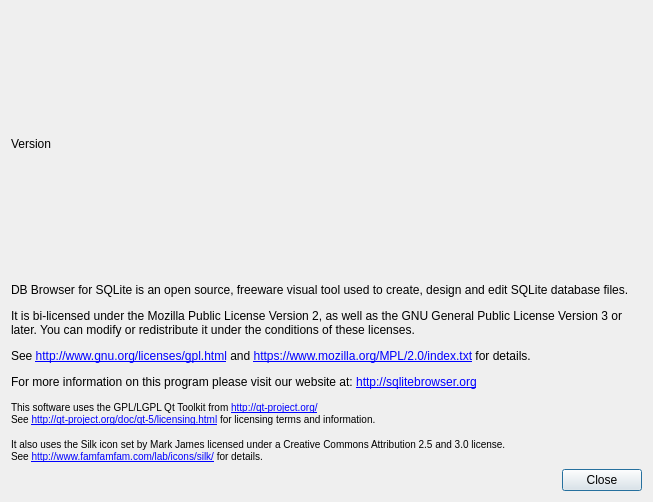
Before: the Qt Designer form src/AboutDialog.ui in TeLLie/sqlitebrowser-os2, drawn with Qt 5.
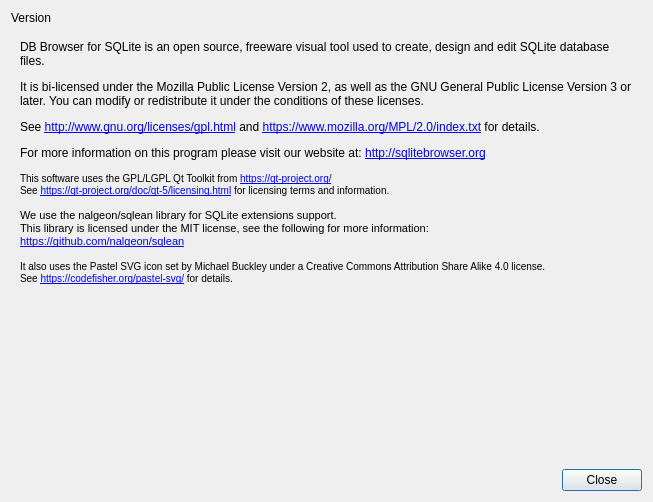
After: the same form once the commit is applied. Icons and pictures are not drawn.

The edit to the form file:
```diff
--- a/src/AboutDialog.ui
+++ b/src/AboutDialog.ui
@@ -20,32 +20,17 @@
   <property name="sizeGripEnabled">
    <bool>false</bool>
   </property>
-  <layout class="QVBoxLayout" name="verticalLayout_2">
-   <item>
-    <layout class="QHBoxLayout" name="horizontalLayout">
-     <property name="bottomMargin">
-      <number>0</number>
-     </property>
-     <item>
       <layout class="QVBoxLayout" name="verticalLayout">
        <item>
-        <spacer name="verticalSpacer_2">
-         <property name="orientation">
-          <enum>Qt::Vertical</enum>
-         </property>
-         <property name="sizeHint" stdset="0">
-          <size>
-           <width>20</width>
-           <height>40</height>
-          </size>
-         </property>
-        </spacer>
-       </item>
+    <layout class="QHBoxLayout" name="horizontalLayout">
        <item>
         <widget class="QLabel" name="label_version">
          <property name="text">
           <string>Version</string>
          </property>
+       <property name="alignment">
+        <set>Qt::AlignLeading|Qt::AlignLeft|Qt::AlignVCenter</set>
+       </property>
          <property name="margin">
           <number>5</number>
          </property>
@@ -55,21 +40,6 @@
         </widget>
        </item>
        <item>
-        <spacer name="verticalSpacer">
-         <property name="orientation">
-          <enum>Qt::Vertical</enum>
-         </property>
-         <property name="sizeHint" stdset="0">
-          <size>
-           <width>20</width>
-           <height>40</height>
-          </size>
-         </property>
-        </spacer>
-       </item>
-      </layout>
-     </item>
-     <item>
       <widget class="QLabel" name="label_imagelogo">
        <property name="sizePolicy">
         <sizepolicy hsizetype="Maximum" vsizetype="Maximum">
@@ -79,8 +49,8 @@
        </property>
        <property name="maximumSize">
         <size>
-         <width>128</width>
-         <height>128</height>
+         <width>96</width>
+         <height>96</height>
         </size>
        </property>
        <property name="text">
@@ -97,9 +67,27 @@
     </layout>
    </item>
    <item>
+    <widget class="QScrollArea" name="scrollArea">
+     <property name="frameShape">
+      <enum>QFrame::NoFrame</enum>
+     </property>
+     <property name="widgetResizable">
+      <bool>true</bool>
+     </property>
+     <widget class="QWidget" name="scrollAreaWidgetContents">
+      <property name="geometry">
+       <rect>
+        <x>0</x>
+        <y>0</y>
+        <width>635</width>
+        <height>350</height>
+       </rect>
+      </property>
+      <layout class="QVBoxLayout" name="verticalLayout_2">
+       <item>
     <widget class="QLabel" name="label">
      <property name="text">
-      <string>&lt;html&gt;&lt;head/&gt;&lt;body&gt;&lt;p&gt;DB Browser for SQLite is an open source, freeware visual tool used to create, design and edit SQLite database files.&lt;/p&gt;&lt;p&gt;It is bi-licensed under the Mozilla Public License Version 2, as well as the GNU General Public License Version 3 or later. You can modify or redistribute it under the conditions of these licenses.&lt;/p&gt;&lt;p&gt;See &lt;a href=&quot;http://www.gnu.org/licenses/gpl.html&quot;&gt;http://www.gnu.org/licenses/gpl.html&lt;/a&gt; and &lt;a href=&quot;https://www.mozilla.org/MPL/2.0/index.txt&quot;&gt;https://www.mozilla.org/MPL/2.0/index.txt&lt;/a&gt; for details.&lt;/p&gt;&lt;p&gt;For more information on this program please visit our website at: &lt;a href=&quot;http://sqlitebrowser.org&quot;&gt;http://sqlitebrowser.org&lt;/a&gt;&lt;/p&gt;&lt;p&gt;&lt;span style=&quot; font-size:small;&quot;&gt;This software uses the GPL/LGPL Qt Toolkit from &lt;/span&gt;&lt;a href=&quot;http://qt-project.org/&quot;&gt;&lt;span style=&quot; font-size:small;&quot;&gt;http://qt-project.org/&lt;/span&gt;&lt;/a&gt;&lt;span style=&quot; font-size:small;&quot;&gt;&lt;br/&gt;See &lt;/span&gt;&lt;a href=&quot;http://qt-project.org/doc/qt-5/licensing.html&quot;&gt;&lt;span style=&quot; font-size:small;&quot;&gt;http://qt-project.org/doc/qt-5/licensing.html&lt;/span&gt;&lt;/a&gt;&lt;span style=&quot; font-size:small;&quot;&gt; for licensing terms and information.&lt;/span&gt;&lt;/p&gt;&lt;p&gt;&lt;span style=&quot; font-size:small;&quot;&gt;It also uses the Silk icon set by Mark James licensed under a Creative Commons Attribution 2.5 and 3.0 license.&lt;br/&gt;See &lt;/span&gt;&lt;a href=&quot;http://www.famfamfam.com/lab/icons/silk/&quot;&gt;&lt;span style=&quot; font-size:small;&quot;&gt;http://www.famfamfam.com/lab/icons/silk/&lt;/span&gt;&lt;/a&gt;&lt;span style=&quot; font-size:small;&quot;&gt; for details.&lt;/span&gt;&lt;/p&gt;&lt;/body&gt;&lt;/html&gt;</string>
+          <string>&lt;html&gt;&lt;head/&gt;&lt;body&gt;&lt;p&gt;DB Browser for SQLite is an open source, freeware visual tool used to create, design and edit SQLite database files.&lt;/p&gt;&lt;p&gt;It is bi-licensed under the Mozilla Public License Version 2, as well as the GNU General Public License Version 3 or later. You can modify or redistribute it under the conditions of these licenses.&lt;/p&gt;&lt;p&gt;See &lt;a href=&quot;https://www.gnu.org/licenses/gpl.html&quot;&gt;&lt;span style=&quot; text-decoration: underline; color:#0000ff;&quot;&gt;http://www.gnu.org/licenses/gpl.html&lt;/span&gt;&lt;/a&gt; and &lt;a href=&quot;https://www.mozilla.org/MPL/2.0/index.txt&quot;&gt;&lt;span style=&quot; text-decoration: underline; color:#0000ff;&quot;&gt;https://www.mozilla.org/MPL/2.0/index.txt&lt;/span&gt;&lt;/a&gt; for details.&lt;/p&gt;&lt;p&gt;For more information on this program please visit our website at: &lt;a href=&quot;https://sqlitebrowser.org&quot;&gt;&lt;span style=&quot; text-decoration: underline; color:#0000ff;&quot;&gt;http://sqlitebrowser.org&lt;/span&gt;&lt;/a&gt;&lt;/p&gt;&lt;p&gt;&lt;span style=&quot; font-size:small;&quot;&gt;This software uses the GPL/LGPL Qt Toolkit from &lt;/span&gt;&lt;a href=&quot;http://qt-project.org/&quot;&gt;&lt;span style=&quot; font-size:small; text-decoration: underline; color:#0000ff;&quot;&gt;https://qt-project.org/&lt;/span&gt;&lt;/a&gt;&lt;span style=&quot; font-size:small;&quot;&gt;&lt;br/&gt;See &lt;/span&gt;&lt;a href=&quot;https://doc.qt.io/qt-5/licensing.html&quot;&gt;&lt;span style=&quot; font-size:small; text-decoration: underline; color:#0000ff;&quot;&gt;https://qt-project.org/doc/qt-5/licensing.html&lt;/span&gt;&lt;/a&gt;&lt;span style=&quot; font-size:small;&quot;&gt; for licensing terms and information.&lt;/span&gt;&lt;/p&gt;&lt;p&gt;&lt;span style=&quot; font-size:8pt;&quot;&gt;We use the nalgeon/sqlean library for SQLite extensions support.&lt;br/&gt;This library is licensed under the MIT license, see the following for more information:&lt;br/&gt;&lt;/span&gt;&lt;a href=&quot;https://github.com/nalgeon/sqlean&quot;&gt;&lt;span style=&quot; font-size:8pt; text-decoration: underline; color:#0000ff;&quot;&gt;https://github.com/nalgeon/sqlean&lt;/span&gt;&lt;/a&gt;&lt;/p&gt;&lt;p&gt;&lt;span style=&quot; font-size:small;&quot;&gt;It also uses the Pastel SVG icon set by Michael Buckley under a Creative Commons Attribution Share Alike 4.0 license.&lt;br/&gt;See &lt;/span&gt;&lt;a href=&quot;https://codefisher.org/pastel-svg/&quot;&gt;&lt;span style=&quot; font-size:small; text-decoration: underline; color:#0000ff;&quot;&gt;https://codefisher.org/pastel-svg/&lt;/span&gt;&lt;/a&gt;&lt;span style=&quot; font-size:small;&quot;&gt; for details.&lt;/span&gt;&lt;/p&gt;&lt;/body&gt;&lt;/html&gt;</string>
      </property>
      <property name="alignment">
       <set>Qt::AlignLeading|Qt::AlignLeft|Qt::AlignTop</set>
@@ -110,6 +98,10 @@
      <property name="openExternalLinks">
       <bool>true</bool>
      </property>
+        </widget>
+       </item>
+      </layout>
+     </widget>
     </widget>
    </item>
    <item>
```
Lines whose indentation alone changed are shown as unchanged.
